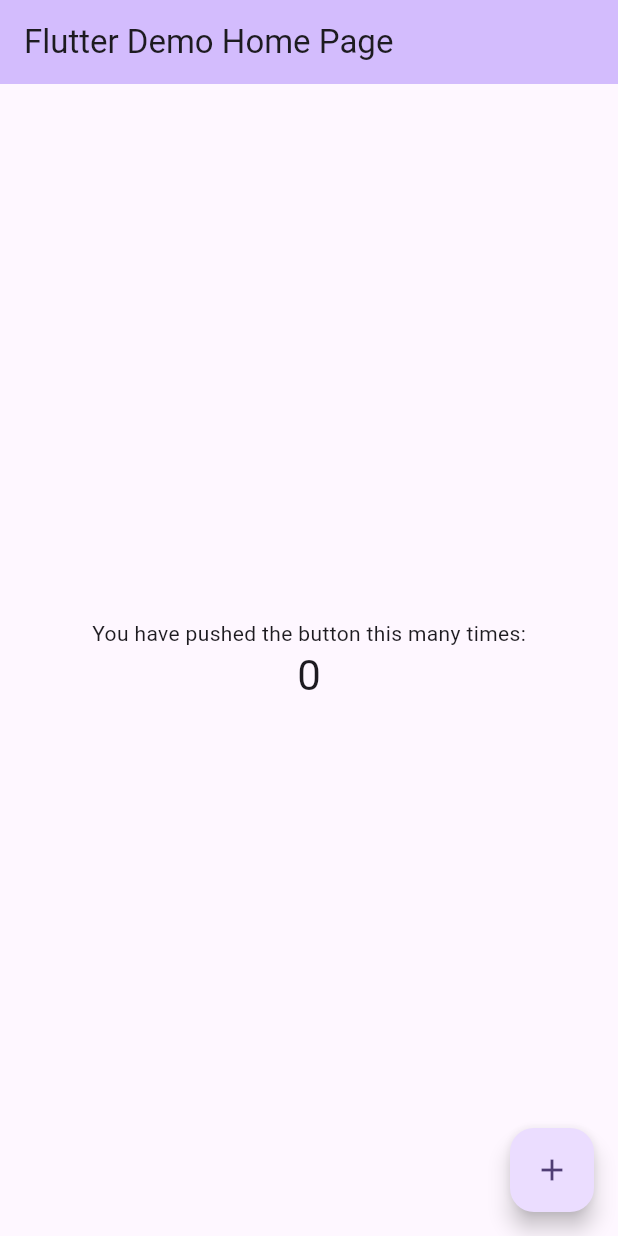
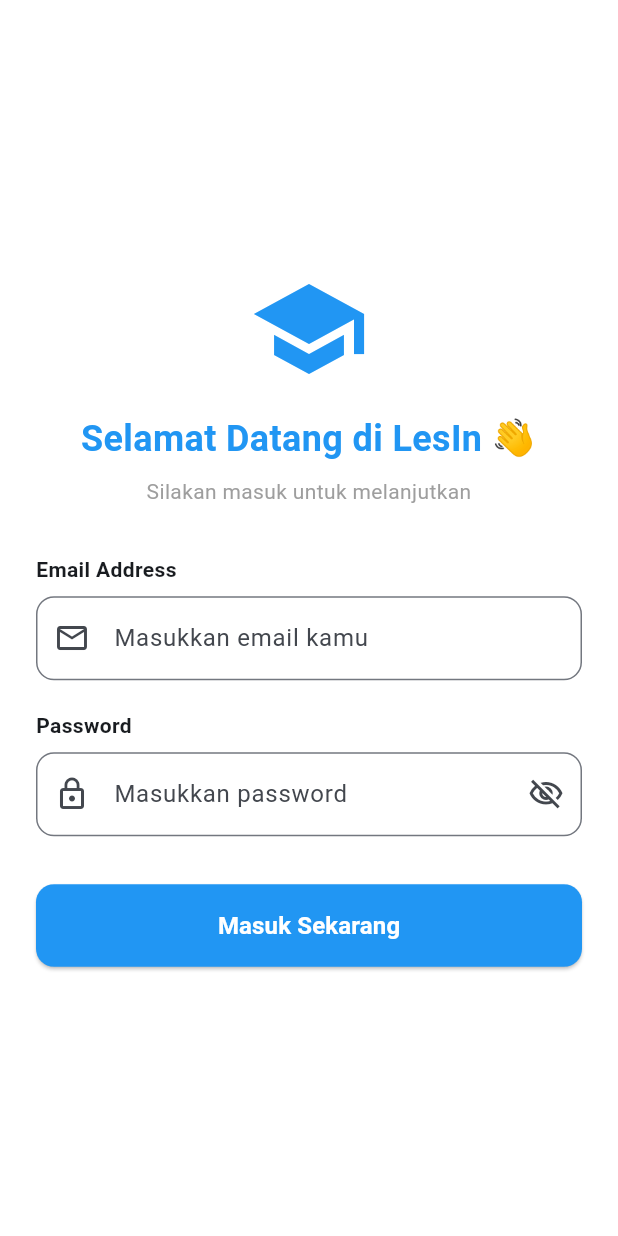
Before and after one commit to zakky-mb/lesin_app, a Flutter app: the screen it shows after launch, on a phone screen of 412 x 824 dp. Run offline on Flutter 3.47's test engine with Material 3 defaults, Android fonts, the phone set to English and light mode, and no system bars.

Commit message:
Feat: Create Login & Home UI with Navigation

```diff
--- /dev/null
+++ b/lib/features/auth/login_page.dart
@@ -0,0 +1,107 @@
+import 'package:flutter/material.dart';
+import '../home/home_page.dart'; // 1. IMPORT PENTING: Panggil halaman Home
+
+class LoginPage extends StatelessWidget {
+  const LoginPage({super.key});
+
+  @override
+  Widget build(BuildContext context) {
+    return Scaffold(
+      backgroundColor: Colors.white,
+      body: SafeArea(
+        child: Padding(
+          padding: const EdgeInsets.all(24.0),
+          child: Column(
+            mainAxisAlignment: MainAxisAlignment.center,
+            crossAxisAlignment: CrossAxisAlignment.stretch,
+            children: [
+              // --- HEADER / JUDUL ---
+              const Icon(Icons.school, size: 80, color: Colors.blue),
+              const SizedBox(height: 16),
+              const Text(
+                "Selamat Datang di LesIn 👋",
+                textAlign: TextAlign.center,
+                style: TextStyle(
+                  fontSize: 24,
+                  fontWeight: FontWeight.bold,
+                  color: Colors.blue,
+                ),
+              ),
+              const SizedBox(height: 8),
+              const Text(
+                "Silakan masuk untuk melanjutkan",
+                textAlign: TextAlign.center,
+                style: TextStyle(color: Colors.grey),
+              ),
+
+              const SizedBox(height: 32),
+
+              // --- INPUT EMAIL ---
+              const Text(
+                "Email Address",
+                style: TextStyle(fontWeight: FontWeight.w600),
+              ),
+              const SizedBox(height: 8),
+              TextFormField(
+                keyboardType: TextInputType.emailAddress,
+                decoration: const InputDecoration(
+                  hintText: "Masukkan email kamu",
+                  prefixIcon: Icon(Icons.email_outlined),
+                  border: OutlineInputBorder(
+                    borderRadius: BorderRadius.all(Radius.circular(12)),
+                  ),
+                ),
+              ),
+
+              const SizedBox(height: 20),
+
+              // --- INPUT PASSWORD ---
+              const Text(
+                "Password",
+                style: TextStyle(fontWeight: FontWeight.w600),
+              ),
+              const SizedBox(height: 8),
+              TextFormField(
+                obscureText: true,
+                decoration: const InputDecoration(
+                  hintText: "Masukkan password",
+                  prefixIcon: Icon(Icons.lock_outline),
+                  suffixIcon: Icon(Icons.visibility_off_outlined),
+                  border: OutlineInputBorder(
+                    borderRadius: BorderRadius.all(Radius.circular(12)),
+                  ),
+                ),
+              ),
+
+              const SizedBox(height: 32),
+
+              // --- TOMBOL LOGIN ---
+              ElevatedButton(
+                onPressed: () {
+                  // 2. LOGIKA PINDAH HALAMAN
+                  // Menggunakan pushReplacement agar user tidak bisa back ke login
+                  Navigator.pushReplacement(
+                    context,
+                    MaterialPageRoute(builder: (context) => const HomePage()),
+                  );
+                },
+                style: ElevatedButton.styleFrom(
+                  backgroundColor: Colors.blue,
+                  foregroundColor: Colors.white,
+                  padding: const EdgeInsets.symmetric(vertical: 16),
+                  shape: RoundedRectangleBorder(
+                    borderRadius: BorderRadius.circular(12),
+                  ),
+                ),
+                child: const Text(
+                  "Masuk Sekarang",
+                  style: TextStyle(fontSize: 16, fontWeight: FontWeight.bold),
+                ),
+              ),
+            ],
+          ),
+        ),
+      ),
+    );
+  }
+}
--- /dev/null
+++ b/lib/features/home/home_page.dart
@@ -0,0 +1,44 @@
+import 'package:flutter/material.dart';
+import '../auth/login_page.dart'; // Import halaman login buat tombol logout
+
+class HomePage extends StatelessWidget {
+  const HomePage({super.key});
+
+  @override
+  Widget build(BuildContext context) {
+    return Scaffold(
+      appBar: AppBar(
+        title: const Text("LesIn Home"),
+        backgroundColor: Colors.blue,
+        foregroundColor: Colors.white,
+        actions: [
+          // Tombol Logout di pojok kanan atas
+          IconButton(
+            icon: const Icon(Icons.logout),
+            onPressed: () {
+              // Logika Logout: Kembali ke halaman Login
+              Navigator.pushReplacement(
+                context,
+                MaterialPageRoute(builder: (context) => const LoginPage()),
+              );
+            },
+          ),
+        ],
+      ),
+      body: const Center(
+        child: Column(
+          mainAxisAlignment: MainAxisAlignment.center,
+          children: [
+            Icon(Icons.verified_user, size: 80, color: Colors.green),
+            SizedBox(height: 16),
+            Text(
+              "Login Berhasil!",
+              style: TextStyle(fontSize: 24, fontWeight: FontWeight.bold),
+            ),
+            Text("Selamat datang di Dashboard LesIn"),
+          ],
+        ),
+      ),
+    );
+  }
+}
--- a/lib/main.dart
+++ b/lib/main.dart
@@ -1,125 +1,24 @@
 import 'package:flutter/material.dart';
+import 'features/auth/login_page.dart'; // Import halaman login
 
 void main() {
-  runApp(const MyApp());
+  runApp(const LesInApp());
 }
 
-class MyApp extends StatelessWidget {
-  const MyApp({super.key});
+class LesInApp extends StatelessWidget {
+  const LesInApp({super.key});
 
-  // This widget is the root of your application.
   @override
   Widget build(BuildContext context) {
     return MaterialApp(
-      title: 'Flutter Demo',
+      debugShowCheckedModeBanner: false, // Hilangkan pita debug merah
+      title: 'LesIn',
       theme: ThemeData(
-        // This is the theme of your application.
-        //
-        // TRY THIS: Try running your application with "flutter run". You'll see
-        // the application has a purple toolbar. Then, without quitting the app,
-        // try changing the seedColor in the colorScheme below to Colors.green
-        // and then invoke "hot reload" (save your changes or press the "hot
-        // reload" button in a Flutter-supported IDE, or press "r" if you used
-        // the command line to start the app).
-        //
-        // Notice that the counter didn't reset back to zero; the application
-        // state is not lost during the reload. To reset the state, use hot
-        // restart instead.
-        //
-        // This works for code too, not just values: Most code changes can be
-        // tested with just a hot reload.
-        colorScheme: ColorScheme.fromSeed(seedColor: Colors.deepPurple),
+        // Mengatur warna utama aplikasi jadi Biru
+        colorScheme: ColorScheme.fromSeed(seedColor: Colors.blue),
         useMaterial3: true,
       ),
-      home: const MyHomePage(title: 'Flutter Demo Home Page'),
+      home: const LoginPage(), // Arahkan ke halaman login
     );
   }
 }
-
-class MyHomePage extends StatefulWidget {
-  const MyHomePage({super.key, required this.title});
-
-  // This widget is the home page of your application. It is stateful, meaning
-  // that it has a State object (defined below) that contains fields that affect
-  // how it looks.
-
-  // This class is the configuration for the state. It holds the values (in this
-  // case the title) provided by the parent (in this case the App widget) and
-  // used by the build method of the State. Fields in a Widget subclass are
-  // always marked "final".
-
-  final String title;
-
-  @override
-  State<MyHomePage> createState() => _MyHomePageState();
-}
-
-class _MyHomePageState extends State<MyHomePage> {
-  int _counter = 0;
-
-  void _incrementCounter() {
-    setState(() {
-      // This call to setState tells the Flutter framework that something has
-      // changed in this State, which causes it to rerun the build method below
-      // so that the display can reflect the updated values. If we changed
-      // _counter without calling setState(), then the build method would not be
-      // called again, and so nothing would appear to happen.
-      _counter++;
-    });
-  }
-
-  @override
-  Widget build(BuildContext context) {
-    // This method is rerun every time setState is called, for instance as done
-    // by the _incrementCounter method above.
-    //
-    // The Flutter framework has been optimized to make rerunning build methods
-    // fast, so that you can just rebuild anything that needs updating rather
-    // than having to individually change instances of widgets.
-    return Scaffold(
-      appBar: AppBar(
-        // TRY THIS: Try changing the color here to a specific color (to
-        // Colors.amber, perhaps?) and trigger a hot reload to see the AppBar
-        // change color while the other colors stay the same.
-        backgroundColor: Theme.of(context).colorScheme.inversePrimary,
-        // Here we take the value from the MyHomePage object that was created by
-        // the App.build method, and use it to set our appbar title.
-        title: Text(widget.title),
-      ),
-      body: Center(
-        // Center is a layout widget. It takes a single child and positions it
-        // in the middle of the parent.
-        child: Column(
-          // Column is also a layout widget. It takes a list of children and
-          // arranges them vertically. By default, it sizes itself to fit its
-          // children horizontally, and tries to be as tall as its parent.
-          //
-          // Column has various properties to control how it sizes itself and
-          // how it positions its children. Here we use mainAxisAlignment to
-          // center the children vertically; the main axis here is the vertical
-          // axis because Columns are vertical (the cross axis would be
-          // horizontal).
-          //
-          // TRY THIS: Invoke "debug painting" (choose the "Toggle Debug Paint"
-          // action in the IDE, or press "p" in the console), to see the
-          // wireframe for each widget.
-          mainAxisAlignment: MainAxisAlignment.center,
-          children: <Widget>[
-            const Text(
-              'You have pushed the button this many times:',
-            ),
-            Text(
-              '$_counter',
-              style: Theme.of(context).textTheme.headlineMedium,
-            ),
-          ],
-        ),
-      ),
-      floatingActionButton: FloatingActionButton(
-        onPressed: _incrementCounter,
-        tooltip: 'Increment',
-        child: const Icon(Icons.add),
-      ), // This trailing comma makes auto-formatting nicer for build methods.
-    );
-  }
-}
```
